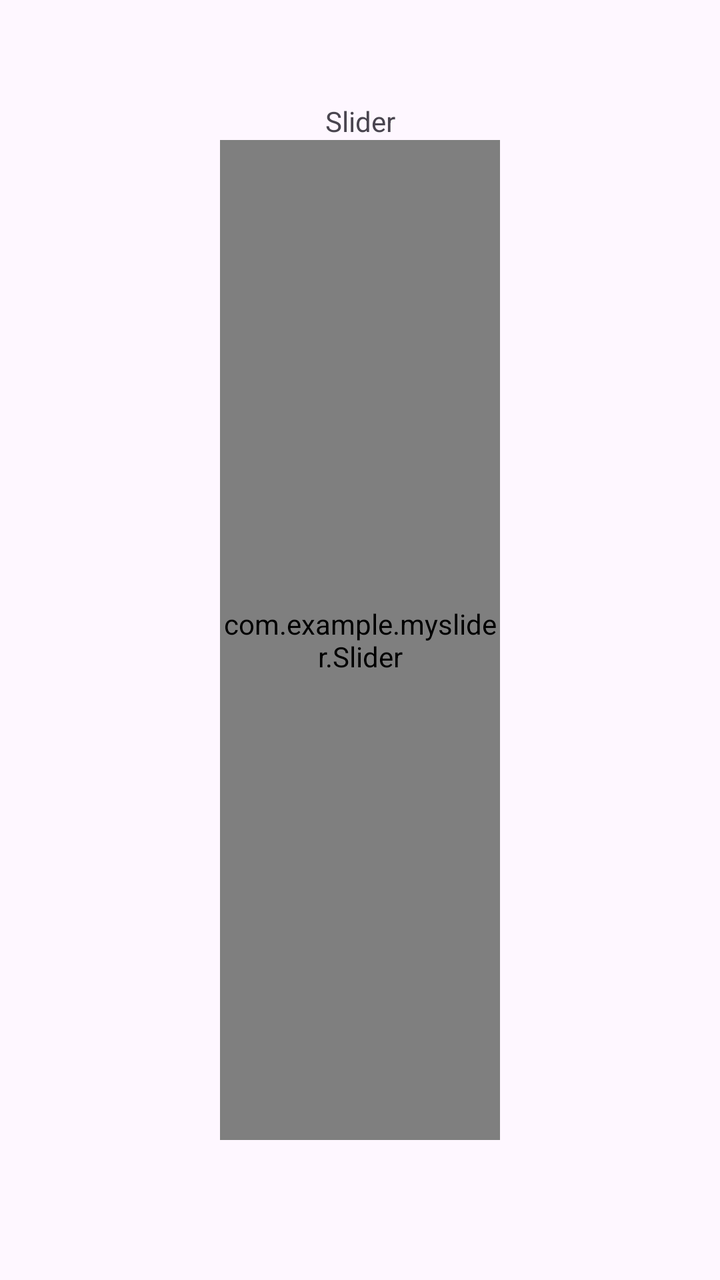
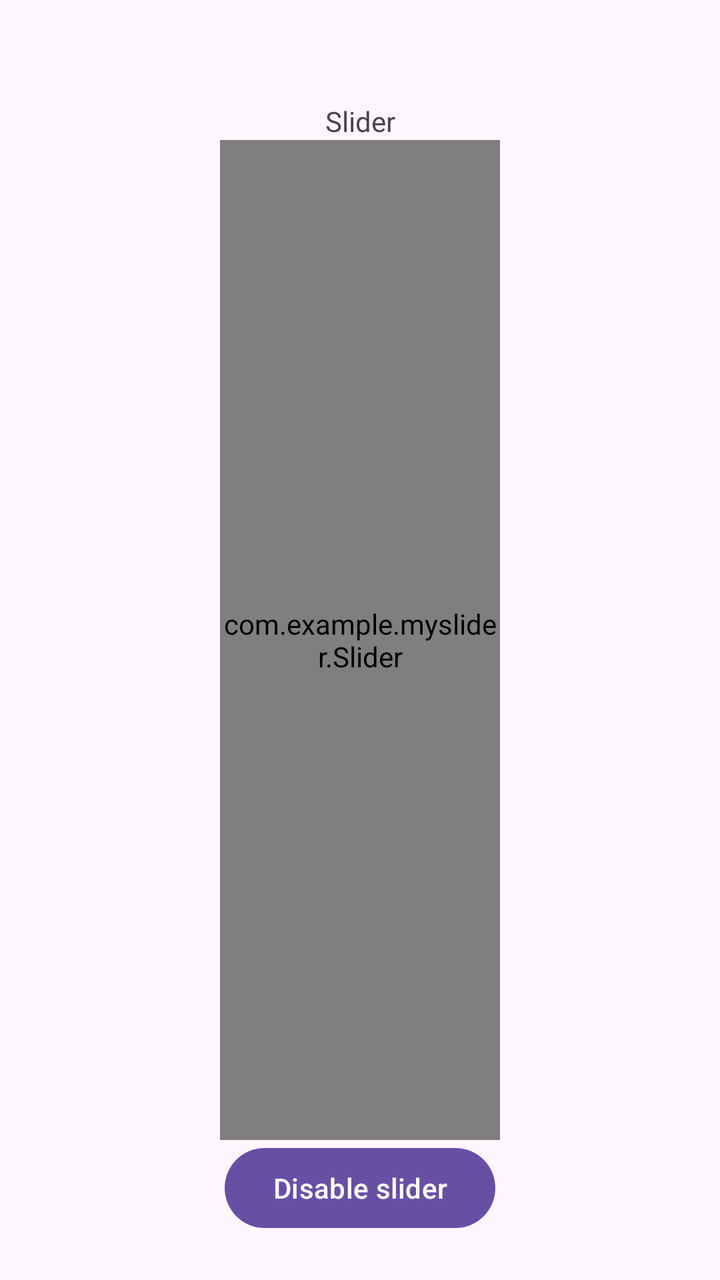

Two renders of the same Android screen: before a commit and after it. Below are the layout's source before the change and the commit's diff.
<!-- AndroidManifest.xml: application theme Theme.MySlider -->
<!-- res/layout/activity_main.xml -->
<?xml version="1.0" encoding="utf-8"?>
<androidx.constraintlayout.widget.ConstraintLayout xmlns:android="http://schemas.android.com/apk/res/android"
    xmlns:app="http://schemas.android.com/apk/res-auto"
    xmlns:tools="http://schemas.android.com/tools"
    android:id="@+id/main"
    android:layout_width="match_parent"
    android:layout_height="match_parent"
    tools:context=".MainActivity">

    <TextView
        android:layout_width="wrap_content"
        android:layout_height="wrap_content"
        android:text="Slider"
        app:layout_constraintBottom_toTopOf="@+id/slider"
        app:layout_constraintEnd_toEndOf="parent"
        app:layout_constraintStart_toStartOf="parent" />

    <com.example.myslider.Slider
        android:id="@+id/slider"
        android:layout_width="140dp"
        android:layout_height="500dp"
        app:layout_constraintTop_toTopOf="parent"
        app:layout_constraintBottom_toBottomOf="parent"
        app:layout_constraintStart_toStartOf="parent"
        app:layout_constraintEnd_toEndOf="parent"/>

</androidx.constraintlayout.widget.ConstraintLayout>
<!-- resources referenced by this layout -->
<resources>
  <style name="Theme.MySlider" parent="Base.Theme.MySlider" />
  <style name="Base.Theme.MySlider" parent="Theme.Material3.DayNight.NoActionBar">
          
          
      </style>
</resources>

<!-- the commit's change to res/layout/activity_main.xml (unified diff, before → after) -->
@@ -8,6 +8,7 @@
     tools:context=".MainActivity">
 
     <TextView
+        android:id="@+id/valueText"
         android:layout_width="wrap_content"
         android:layout_height="wrap_content"
         android:text="Slider"
@@ -24,4 +25,14 @@
         app:layout_constraintStart_toStartOf="parent"
         app:layout_constraintEnd_toEndOf="parent"/>
 
+    <Button
+        android:id="@+id/toggleSliderButton"
+        android:layout_width="wrap_content"
+        android:layout_height="wrap_content"
+        android:text="@string/disable_slider"
+        android:layout_marginBottom="16dp"
+        app:layout_constraintEnd_toEndOf="parent"
+        app:layout_constraintStart_toStartOf="parent"
+        app:layout_constraintTop_toBottomOf="@+id/slider"/>
+
 </androidx.constraintlayout.widget.ConstraintLayout>
<!-- resource entries referenced after the edit -->
@@ -1,5 +1,6 @@
 <!-- resources referenced by this layout -->
 <resources>
+  <string name="disable_slider">Disable slider</string>
   <style name="Theme.MySlider" parent="Base.Theme.MySlider" />
   <style name="Base.Theme.MySlider" parent="Theme.Material3.DayNight.NoActionBar">
           
